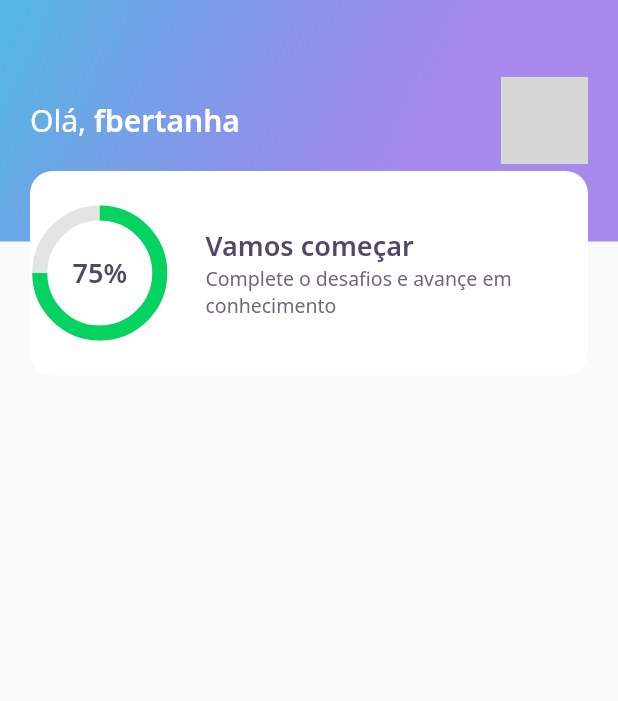
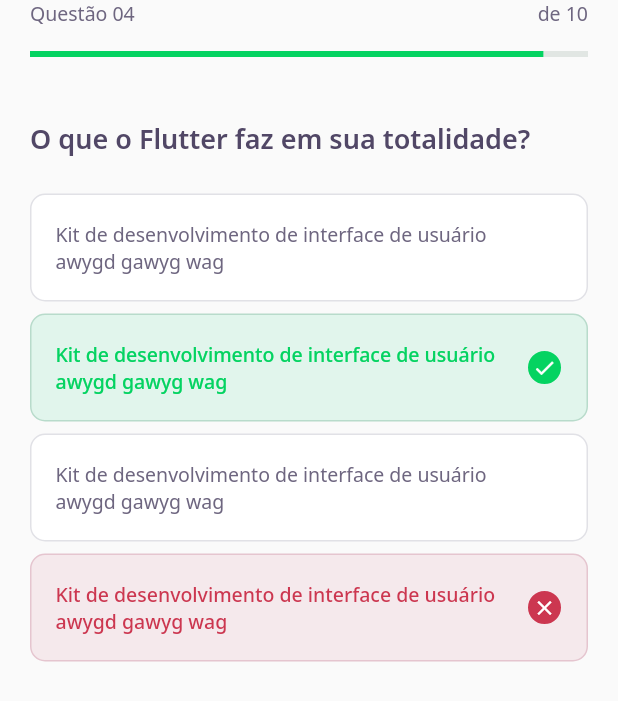
Before and after one commit to fbertanha/dev_quiz_nlw, a Flutter app: the screen it shows after launch, on a phone screen of 412 x 824 dp. Shown: the top 701 px of the screen. Run offline on Flutter 3.47's test engine with Material 2 defaults, Android fonts, the phone set to English and light mode, and no system bars; our stand-ins replace google_fonts; grey boxes are pictures that could not be loaded.

Commit message:
class 1 done

```diff
--- /dev/null
+++ b/lib/challenge/challenge_page.dart
@@ -0,0 +1,25 @@
+import 'package:dev_quiz_nlw/challenge/widgets/question_indicator/question_indicator.dart';
+import 'package:dev_quiz_nlw/challenge/widgets/quiz/quiz_widget.dart';
+import 'package:flutter/material.dart';
+
+class ChallengePage extends StatefulWidget {
+  @override
+  _ChallengePageState createState() => _ChallengePageState();
+}
+
+class _ChallengePageState extends State<ChallengePage> {
+  @override
+  Widget build(BuildContext context) {
+    return Scaffold(
+      appBar: PreferredSize(
+        preferredSize: Size.fromHeight(60),
+        child: SafeArea(
+          top: true,
+          child: QuestionIndicatorWidget(),
+        ),
+      ),
+
+      body: QuizWidget(title: "O que o Flutter faz em sua totalidade?",),
+    );
+  }
+}
--- /dev/null
+++ b/lib/challenge/widgets/answer/answer_widget.dart
@@ -0,0 +1,92 @@
+import 'package:dev_quiz_nlw/core/core.dart';
+import 'package:flutter/material.dart';
+
+class AnswerWidget extends StatelessWidget {
+  final String title;
+  final bool isCorrect;
+  final bool isSelected;
+
+  AnswerWidget({
+    required this.title,
+    required this.isCorrect,
+    required this.isSelected,
+  });
+
+  Color get _iconColor {
+    if (!isSelected) return AppColors.white;
+    return isCorrect ? AppColors.darkGreen : AppColors.darkRed;
+  }
+
+  Color get _iconBorderColor {
+    if (!isSelected) return AppColors.white;
+    return isCorrect ? AppColors.lightGreen : AppColors.lightRed;
+  }
+
+  Color get _cardBackgroundColor {
+    if (!isSelected) return AppColors.white;
+    return isCorrect ? AppColors.lightGreen : AppColors.lightRed;
+  }
+
+  Color get _cardBorderColor {
+    if (!isSelected) return AppColors.border;
+    return isCorrect ? AppColors.green : AppColors.red;
+  }
+
+  TextStyle get _textStyle {
+    if (!isSelected) return AppTextStyles.body;
+    return isCorrect ? AppTextStyles.bodyDarkGreen : AppTextStyles.bodyDarkRed;
+  }
+
+  Icon? get _icon {
+    if (!isSelected) return null;
+    return Icon(
+      isCorrect ? Icons.check : Icons.close,
+      color: AppColors.white,
+      size: 16,
+    );
+  }
+
+  @override
+  Widget build(BuildContext context) {
+    return Container(
+      padding: EdgeInsets.all(16),
+      width: double.maxFinite,
+      height: 72,
+      decoration: BoxDecoration(
+        color: _cardBackgroundColor,
+        border: Border.fromBorderSide(
+          BorderSide(
+            color: _cardBorderColor,
+          ),
+        ),
+        borderRadius: BorderRadius.circular(10),
+      ),
+      child: Row(
+        mainAxisAlignment: MainAxisAlignment.spaceBetween,
+        children: [
+          Expanded(
+            child: Text(
+              title,
+              style: _textStyle,
+            ),
+          ),
+          Container(
+            margin: EdgeInsets.only(left: 16),
+            height: 24,
+            width: 24,
+            decoration: BoxDecoration(
+              color: _iconColor,
+              border: Border.fromBorderSide(
+                BorderSide(
+                  color: _iconBorderColor,
+                ),
+              ),
+              borderRadius: BorderRadius.circular(100),
+            ),
+            child: _icon,
+          )
+        ],
+      ),
+    );
+  }
+}
--- /dev/null
+++ b/lib/challenge/widgets/question_indicator/question_indicator.dart
@@ -0,0 +1,32 @@
+import 'package:dev_quiz_nlw/core/app_text_styles.dart';
+import 'package:dev_quiz_nlw/shared/widgets/progress_indicator/linear_progress_indicator_widget.dart';
+import 'package:flutter/material.dart';
+
+class QuestionIndicatorWidget extends StatelessWidget {
+  @override
+  Widget build(BuildContext context) {
+    return Container(
+      padding: const EdgeInsets.symmetric(horizontal: 20),
+      child: Column(
+        children: [
+          Row(
+            mainAxisAlignment: MainAxisAlignment.spaceBetween,
+            children: [
+              Text(
+                "Questão 04",
+                style: AppTextStyles.body,
+              ),
+              Text("de 10", style: AppTextStyles.body)
+            ],
+          ),
+          SizedBox(
+            height: 16,
+          ),
+          LinearProgressIndicatorWidget(
+            value: 0.92,
+          )
+        ],
+      ),
+    );
+  }
+}
--- /dev/null
+++ b/lib/challenge/widgets/quiz/quiz_widget.dart
@@ -0,0 +1,61 @@
+import 'package:dev_quiz_nlw/challenge/widgets/answer/answer_widget.dart';
+import 'package:dev_quiz_nlw/core/app_text_styles.dart';
+import 'package:flutter/material.dart';
+
+class QuizWidget extends StatelessWidget {
+  final String title;
+
+  QuizWidget({required this.title});
+
+  @override
+  Widget build(BuildContext context) {
+    return Container(
+      padding: EdgeInsets.all(20),
+      child: Column(
+        crossAxisAlignment: CrossAxisAlignment.start,
+        children: [
+          Text(
+            title,
+            style: AppTextStyles.heading,
+          ),
+          SizedBox(
+            height: 24,
+          ),
+          AnswerWidget(
+            title:
+                "Kit de desenvolvimento de interface de usuário awygd gawyg wag",
+            isCorrect: false,
+            isSelected: false,
+          ),
+          SizedBox(
+            height: 8,
+          ),
+          AnswerWidget(
+            title:
+                "Kit de desenvolvimento de interface de usuário awygd gawyg wag",
+            isCorrect: true,
+            isSelected: true,
+          ),
+          SizedBox(
+            height: 8,
+          ),
+          AnswerWidget(
+            title:
+                "Kit de desenvolvimento de interface de usuário awygd gawyg wag",
+            isCorrect: false,
+            isSelected: false,
+          ),
+          SizedBox(
+            height: 8,
+          ),
+          AnswerWidget(
+            title:
+                "Kit de desenvolvimento de interface de usuário awygd gawyg wag",
+            isCorrect: false,
+            isSelected: true,
+          ),
+        ],
+      ),
+    );
+  }
+}
--- a/lib/home/widgets/score_card/score_card_widget.dart
+++ b/lib/home/widgets/score_card/score_card_widget.dart
@@ -13,7 +13,10 @@ class ScoreCardWidget extends StatelessWidget {
         decoration: BoxDecoration(
           color: AppColors.white,
           borderRadius: BorderRadius.circular(15),
+          border: Border.all(color: AppColors.border)
         ),
+        child: Padding(
+          padding: const EdgeInsets.symmetric(horizontal: 24),
           child: Row(
             crossAxisAlignment: CrossAxisAlignment.center,
             children: [
@@ -22,7 +25,7 @@ class ScoreCardWidget extends StatelessWidget {
                 child: ChartWidget(),
               ),
               Expanded(
-              flex: 3,
+                flex: 2,
                 child: Padding(
                   padding: const EdgeInsets.only(left: 24),
                   child: Column(
@@ -44,6 +47,7 @@ class ScoreCardWidget extends StatelessWidget {
             ],
           ),
         ),
+      ),
     );
   }
 }
--- a/lib/main.dart
+++ b/lib/main.dart
@@ -1,3 +1,4 @@
+import 'package:dev_quiz_nlw/challenge/challenge_page.dart';
 import 'package:dev_quiz_nlw/home/home_page.dart';
 import 'package:dev_quiz_nlw/splash/splash_page.dart';
 import 'package:flutter/material.dart';
@@ -12,8 +13,7 @@ class MyApp extends StatelessWidget {
   @override
   Widget build(BuildContext context) {
     return MaterialApp(
-      title: 'Flutter Demo',
-      home: HomePage(),
+      home: ChallengePage(),
     );
   }
 }
--- /dev/null
+++ b/lib/shared/widgets/progress_indicator/linear_progress_indicator_widget.dart
@@ -0,0 +1,19 @@
+import 'package:dev_quiz_nlw/core/core.dart';
+import 'package:flutter/material.dart';
+
+class LinearProgressIndicatorWidget extends StatelessWidget {
+
+  final double value;
+
+
+  LinearProgressIndicatorWidget({required this.value});
+
+  @override
+  Widget build(BuildContext context) {
+    return LinearProgressIndicator(
+      value: this.value,
+      backgroundColor: AppColors.chartSecondary,
+      valueColor: AlwaysStoppedAnimation<Color>(AppColors.chartPrimary),
+    );
+  }
+}
```
Also changed, not shown: lib/home/home_page.dart (+51 -1 lines), lib/home/widgets/level_button/level_button_widget.dart (added, +53 -0 lines), lib/home/widgets/quiz_card/quiz_card_widget.dart (added, +52 -0 lines). Lines whose indentation alone changed are shown as unchanged.
